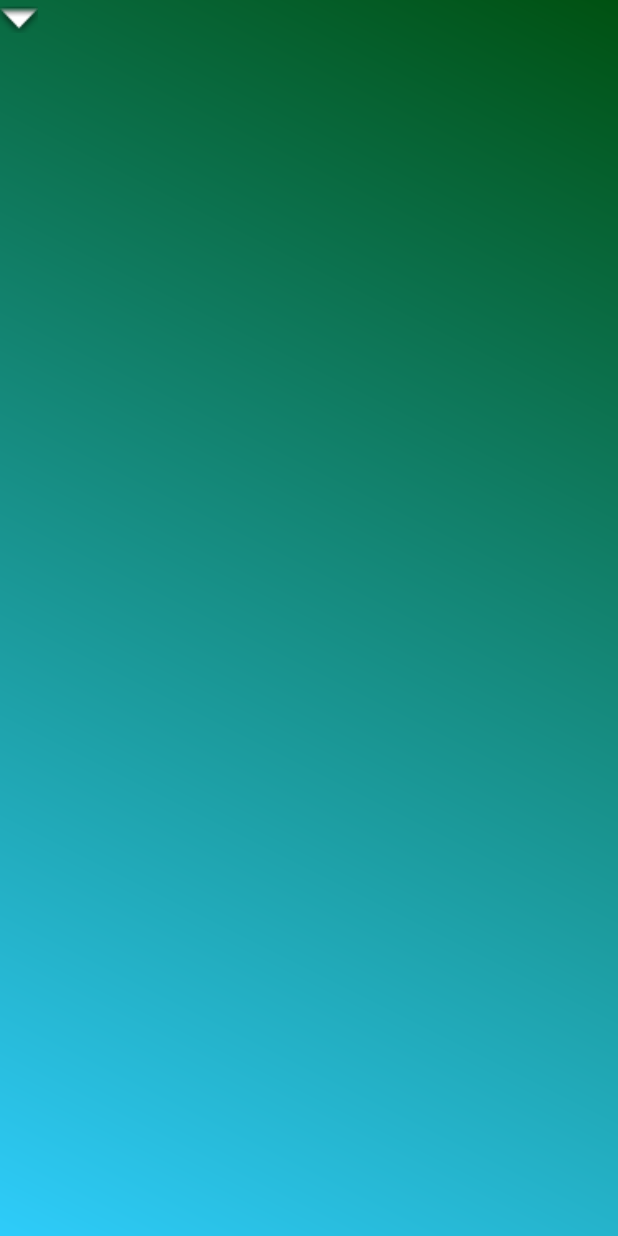
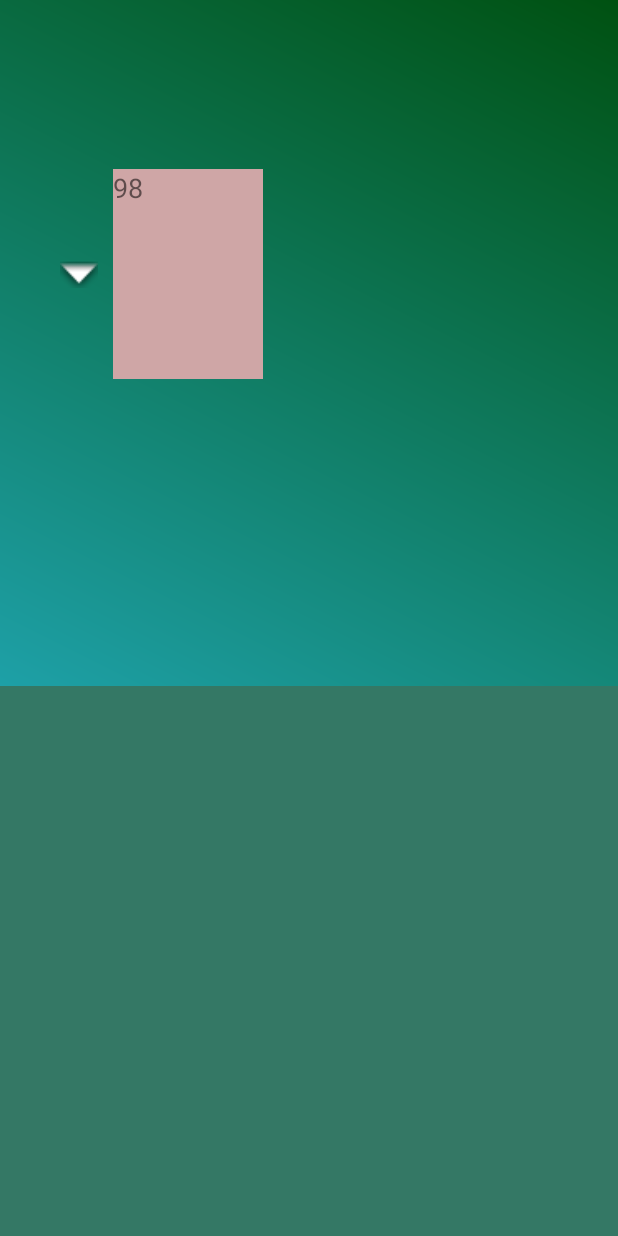
Before and after one commit to ShortyLogos/97-cards, an Android app: the screen it shows after launch (MainActivity), on a phone screen of 412 x 824 dp. Run offline under Robolectric (Android 15) with nearby library versions, the phone set to English and light mode, and no system bars.

Commit message:
designing layout still

```diff
--- a/app/src/main/res/layout/activity_main.xml
+++ b/app/src/main/res/layout/activity_main.xml
@@ -9,41 +9,109 @@
     android:orientation="vertical"
     tools:context=".MainActivity" >
 
-    <ImageView
-        android:id="@+id/imageView"
-        android:layout_width="25dp"
-        android:layout_height="25dp"
-        app:srcCompat="@android:drawable/arrow_down_float" />
+    <LinearLayout
+        android:id="@+id/zoneInfo"
+        android:layout_width="match_parent"
+        android:layout_height="0dp"
+        android:layout_weight="1"
+        android:orientation="horizontal"></LinearLayout>
 
     <LinearLayout
         android:id="@+id/zonePile"
         android:layout_width="match_parent"
-        android:layout_height="match_parent"
+        android:layout_height="0dp"
+        android:layout_weight="4"
         android:orientation="vertical">
 
         <LinearLayout
             android:id="@+id/rangeePile1"
             android:layout_width="match_parent"
-            android:layout_height="match_parent"
+            android:layout_height="0dp"
+            android:layout_weight="1"
             android:orientation="horizontal">
 
             <LinearLayout
-                android:layout_width="match_parent"
+                android:id="@+id/pileDescendante1"
+                android:layout_width="0dp"
                 android:layout_height="match_parent"
+                android:layout_weight="1"
+                android:gravity="center"
+                android:orientation="horizontal"
+                android:padding="10dp">
+
+                <ImageView
+                    android:id="@+id/imageView"
+                    android:layout_width="25dp"
+                    android:layout_height="25dp"
+                    android:layout_margin="10dp"
+                    app:srcCompat="@android:drawable/arrow_down_float" />
+
+                <TextView
+                    android:id="@+id/textView"
+                    android:layout_width="100dp"
+                    android:layout_height="140dp"
+                    android:background="#CFA6A6"
+                    android:text="98"
+                    android:textSize="18dp" />
+            </LinearLayout>
+
+            <LinearLayout
+                android:id="@+id/pileDescendante2"
+                android:layout_width="0dp"
+                android:layout_height="match_parent"
+                android:layout_weight="1"
                 android:orientation="horizontal"></LinearLayout>
         </LinearLayout>
 
         <LinearLayout
             android:id="@+id/rangeePile2"
             android:layout_width="match_parent"
-            android:layout_height="match_parent"
-            android:orientation="horizontal"></LinearLayout>
+            android:layout_height="0dp"
+            android:layout_weight="1"
+            android:orientation="horizontal">
+
+            <LinearLayout
+                android:id="@+id/pileAscendante1"
+                android:layout_width="0dp"
+                android:layout_height="match_parent"
+                android:layout_weight="1"
+                android:orientation="horizontal">
+
+            </LinearLayout>
+
+            <LinearLayout
+                android:id="@+id/pileAscendante2"
+                android:layout_width="0dp"
+                android:layout_height="match_parent"
+                android:layout_weight="1"
+                android:orientation="horizontal"></LinearLayout>
+
+        </LinearLayout>
+
     </LinearLayout>
 
     <LinearLayout
         android:id="@+id/zoneMain"
         android:layout_width="match_parent"
-        android:layout_height="match_parent"
-        android:orientation="vertical"></LinearLayout>
+        android:layout_height="0dp"
+        android:layout_weight="4"
+        android:background="#347865"
+        android:orientation="vertical">
+
+        <LinearLayout
+            android:id="@+id/rangeeMain1"
+            android:layout_width="match_parent"
+            android:layout_height="0dp"
+            android:layout_weight="1"
+            android:orientation="horizontal"></LinearLayout>
+
+        <LinearLayout
+            android:id="@+id/rangeeMain2"
+            android:layout_width="match_parent"
+            android:layout_height="0dp"
+            android:layout_weight="1"
+            android:orientation="horizontal"></LinearLayout>
+
+    </LinearLayout>
 
 </LinearLayout>
```
